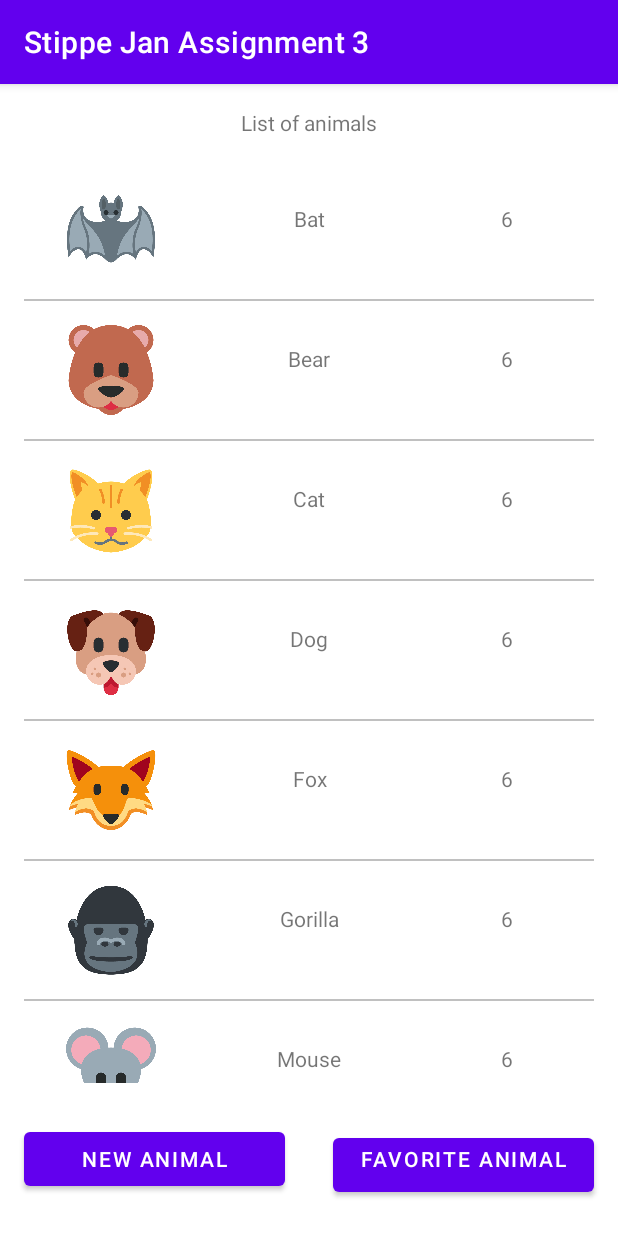
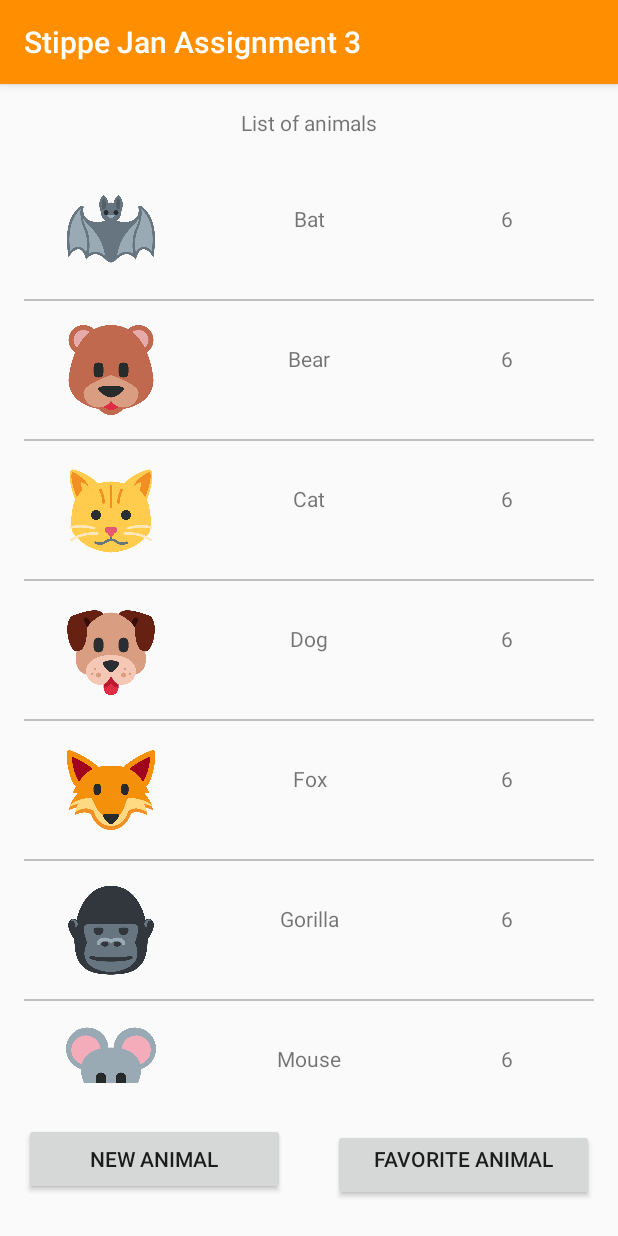
Before and after one commit to StippeJ/dhbw-ma-aufgabe3, an Android app: the screen it shows after launch (MainActivity), on a phone screen of 412 x 824 dp. Run offline under Robolectric (Android 15) with nearby library versions, the phone set to English and light mode, and no system bars.

Commit message:
feat: Adjusted themes and colors

```diff
--- a/app/src/main/res/values-night/themes.xml
+++ b/app/src/main/res/values-night/themes.xml
@@ -1,16 +1,9 @@
-<resources xmlns:tools="http://schemas.android.com/tools">
+<resources>
     <!-- Base application theme. -->
-    <style name="Theme.StippeJanAufgabe3" parent="Theme.MaterialComponents.DayNight.DarkActionBar">
-        <!-- Primary brand color. -->
-        <item name="colorPrimary">@color/purple_200</item>
-        <item name="colorPrimaryVariant">@color/purple_700</item>
-        <item name="colorOnPrimary">@color/black</item>
-        <!-- Secondary brand color. -->
-        <item name="colorSecondary">@color/teal_200</item>
-        <item name="colorSecondaryVariant">@color/teal_200</item>
-        <item name="colorOnSecondary">@color/black</item>
-        <!-- Status bar color. -->
-        <item name="android:statusBarColor" tools:targetApi="l">?attr/colorPrimaryVariant</item>
+    <style name="Theme.StippeJanAufgabe3" parent="Theme.AppCompat.DayNight.DarkActionBar">
         <!-- Customize your theme here. -->
+        <item name="colorPrimary">@color/colorPrimaryNight</item>
+        <item name="colorPrimaryDark">@color/colorPrimaryDarkNight</item>
+        <item name="colorAccent">@color/colorAccentNight</item>
     </style>
 </resources>
--- a/app/src/main/res/values/colors.xml
+++ b/app/src/main/res/values/colors.xml
@@ -1,10 +1,12 @@
 <?xml version="1.0" encoding="utf-8"?>
 <resources>
-    <color name="purple_200">#FFBB86FC</color>
-    <color name="purple_500">#FF6200EE</color>
-    <color name="purple_700">#FF3700B3</color>
-    <color name="teal_200">#FF03DAC5</color>
-    <color name="teal_700">#FF018786</color>
-    <color name="black">#FF000000</color>
-    <color name="white">#FFFFFFFF</color>
+    <!-- Colors for default theme -->
+    <color name="colorPrimary">#ff8f00</color>
+    <color name="colorPrimaryDark">#c56000</color>
+    <color name="colorAccent">#ffc046</color>
+
+    <!-- Colors for night theme -->
+    <color name="colorPrimaryNight">#004d40</color>
+    <color name="colorPrimaryDarkNight">#00251a</color>
+    <color name="colorAccentNight">#39796b</color>
 </resources>
--- a/app/src/main/res/values/themes.xml
+++ b/app/src/main/res/values/themes.xml
@@ -1,16 +1,9 @@
-<resources xmlns:tools="http://schemas.android.com/tools">
+<resources>
     <!-- Base application theme. -->
-    <style name="Theme.StippeJanAufgabe3" parent="Theme.MaterialComponents.DayNight.DarkActionBar">
-        <!-- Primary brand color. -->
-        <item name="colorPrimary">@color/purple_500</item>
-        <item name="colorPrimaryVariant">@color/purple_700</item>
-        <item name="colorOnPrimary">@color/white</item>
-        <!-- Secondary brand color. -->
-        <item name="colorSecondary">@color/teal_200</item>
-        <item name="colorSecondaryVariant">@color/teal_700</item>
-        <item name="colorOnSecondary">@color/black</item>
-        <!-- Status bar color. -->
-        <item name="android:statusBarColor" tools:targetApi="l">?attr/colorPrimaryVariant</item>
+    <style name="Theme.StippeJanAufgabe3" parent="Theme.AppCompat.DayNight.DarkActionBar">
         <!-- Customize your theme here. -->
+        <item name="colorPrimary">@color/colorPrimary</item>
+        <item name="colorPrimaryDark">@color/colorPrimaryDark</item>
+        <item name="colorAccent">@color/colorAccent</item>
     </style>
 </resources>
```
